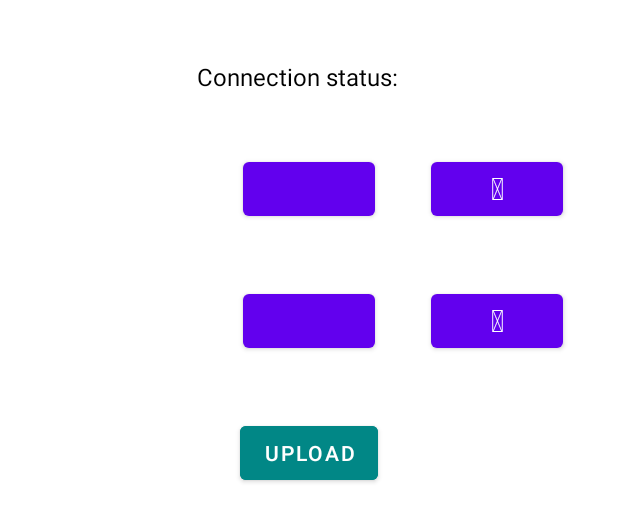
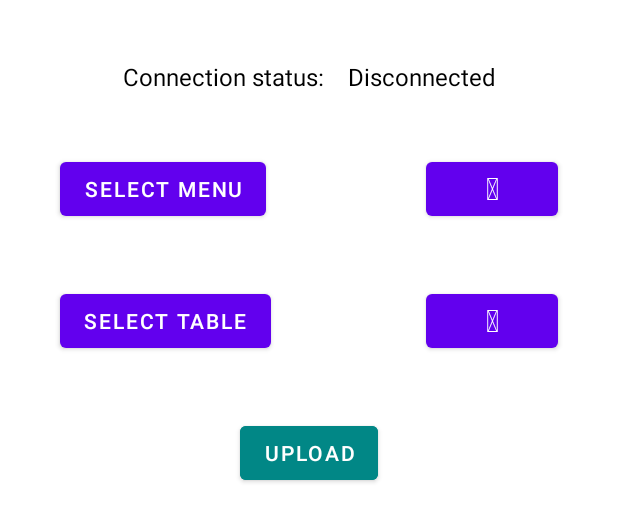
Before and after one commit to Itanik/food-raspisanie-android, an Android app: the layout activity_main.xml on its own in the app's theme, with its tools: preview values and no code run, on a phone screen of 412 x 824 dp. Shown: the top 522 px of the screen. Run offline under Robolectric (Android 15) with nearby library versions, the phone set to English and light mode, and no system bars; network calls fail.

Commit message:
Layout markup improvements.

```diff
--- a/app/src/main/res/layout/activity_main.xml
+++ b/app/src/main/res/layout/activity_main.xml
@@ -37,24 +37,29 @@
             app:layout_constraintBottom_toBottomOf="@+id/status_headline"
             app:layout_constraintEnd_toEndOf="parent"
             app:layout_constraintStart_toEndOf="@+id/status_headline"
-            app:layout_constraintTop_toTopOf="@+id/status_headline" />
+            app:layout_constraintTop_toTopOf="@+id/status_headline"
+            tools:text="@string/status_disconnected" />
 
         <Button
             android:id="@+id/select_menu_btn"
             android:layout_width="wrap_content"
             android:layout_height="wrap_content"
+            android:layout_marginStart="@dimen/large_margin"
             android:layout_marginTop="@dimen/large_margin"
             android:enabled="@{viewModel.buttonsEnabled}"
             android:text="@{viewModel.selectMenuBtnName == null ? @string/select_menu : viewModel.selectMenuBtnName}"
-            app:layout_constraintEnd_toEndOf="parent"
+            app:layout_constraintEnd_toStartOf="@id/check_menu_btn"
+            app:layout_constraintHorizontal_chainStyle="spread_inside"
             app:layout_constraintStart_toStartOf="parent"
-            app:layout_constraintTop_toBottomOf="@+id/status_headline" />
+            app:layout_constraintTop_toBottomOf="@+id/status_headline"
+            tools:text="@string/select_menu" />
 
         <Button
             android:id="@+id/check_menu_btn"
             style="@style/Icon"
             android:layout_width="wrap_content"
             android:layout_height="wrap_content"
+            android:layout_marginEnd="@dimen/large_margin"
             android:enabled="@{viewModel.buttonsEnabled}"
             android:text="@string/fa_web_icon"
             app:layout_constraintBottom_toBottomOf="@+id/select_menu_btn"
@@ -66,23 +71,27 @@
             android:id="@+id/select_table_btn"
             android:layout_width="wrap_content"
             android:layout_height="wrap_content"
+            android:layout_marginStart="@dimen/large_margin"
             android:layout_marginTop="@dimen/large_margin"
             android:enabled="@{viewModel.buttonsEnabled}"
             android:text="@{viewModel.selectTableBtnName == null ? @string/select_table : viewModel.selectTableBtnName}"
-            app:layout_constraintEnd_toEndOf="@+id/select_menu_btn"
-            app:layout_constraintStart_toStartOf="@+id/select_menu_btn"
-            app:layout_constraintTop_toBottomOf="@+id/select_menu_btn" />
+            app:layout_constraintEnd_toStartOf="@+id/check_table_btn"
+            app:layout_constraintHorizontal_chainStyle="spread_inside"
+            app:layout_constraintStart_toStartOf="parent"
+            app:layout_constraintTop_toBottomOf="@+id/select_menu_btn"
+            tools:text="@string/select_table" />
 
         <Button
             android:id="@+id/check_table_btn"
             style="@style/Icon"
             android:layout_width="wrap_content"
             android:layout_height="wrap_content"
+            android:layout_marginEnd="@dimen/large_margin"
             android:enabled="@{viewModel.buttonsEnabled}"
             android:text="@string/fa_web_icon"
             app:layout_constraintBottom_toBottomOf="@+id/select_table_btn"
             app:layout_constraintEnd_toEndOf="parent"
-            app:layout_constraintStart_toEndOf="@+id/select_menu_btn"
+            app:layout_constraintStart_toEndOf="@+id/select_table_btn"
             app:layout_constraintTop_toTopOf="@+id/select_table_btn" />
 
         <Button
@@ -93,8 +102,8 @@
             android:backgroundTint="@color/teal_700"
             android:enabled="@{viewModel.buttonsEnabled}"
             android:text="@string/upload"
-            app:layout_constraintEnd_toEndOf="@+id/select_table_btn"
-            app:layout_constraintStart_toStartOf="@+id/select_table_btn"
+            app:layout_constraintEnd_toEndOf="parent"
+            app:layout_constraintStart_toStartOf="parent"
             app:layout_constraintTop_toBottomOf="@+id/select_table_btn" />
 
         <androidx.recyclerview.widget.RecyclerView
@@ -103,7 +112,7 @@
             android:layout_height="0dp"
             android:layout_marginTop="@dimen/large_margin"
             android:gravity="center"
-            android:padding="@dimen/large_margin"
+            android:padding="@dimen/default_margin"
             app:layoutManager="androidx.recyclerview.widget.LinearLayoutManager"
             app:layout_constraintBottom_toBottomOf="parent"
             app:layout_constraintEnd_toEndOf="parent"
```
